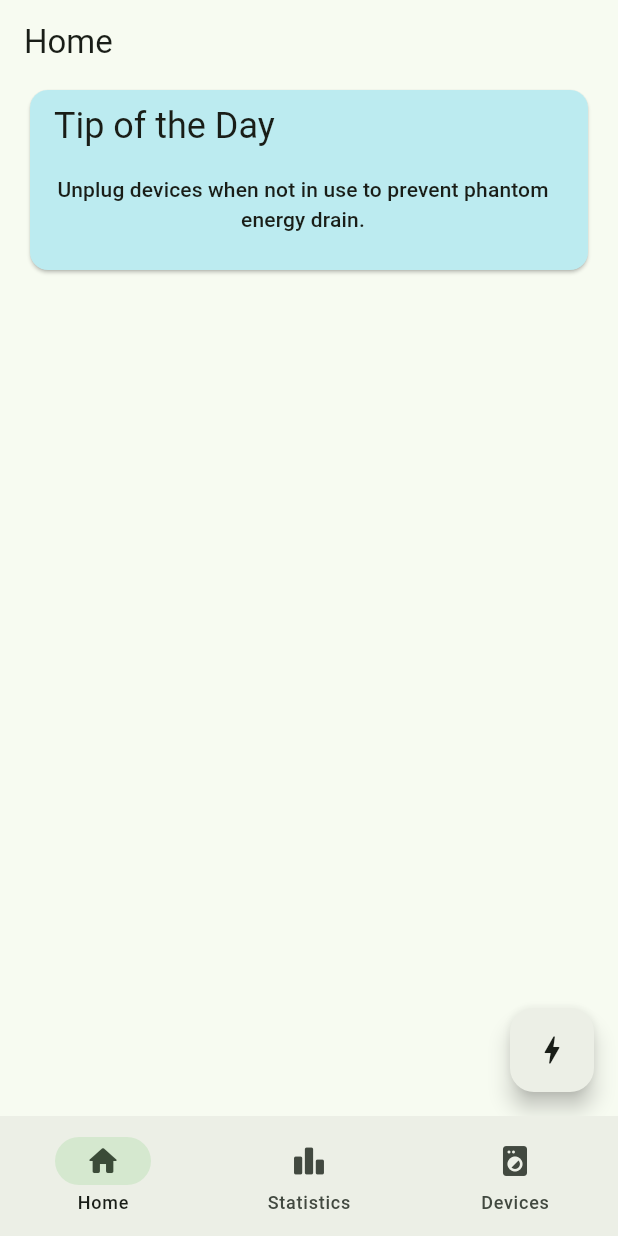
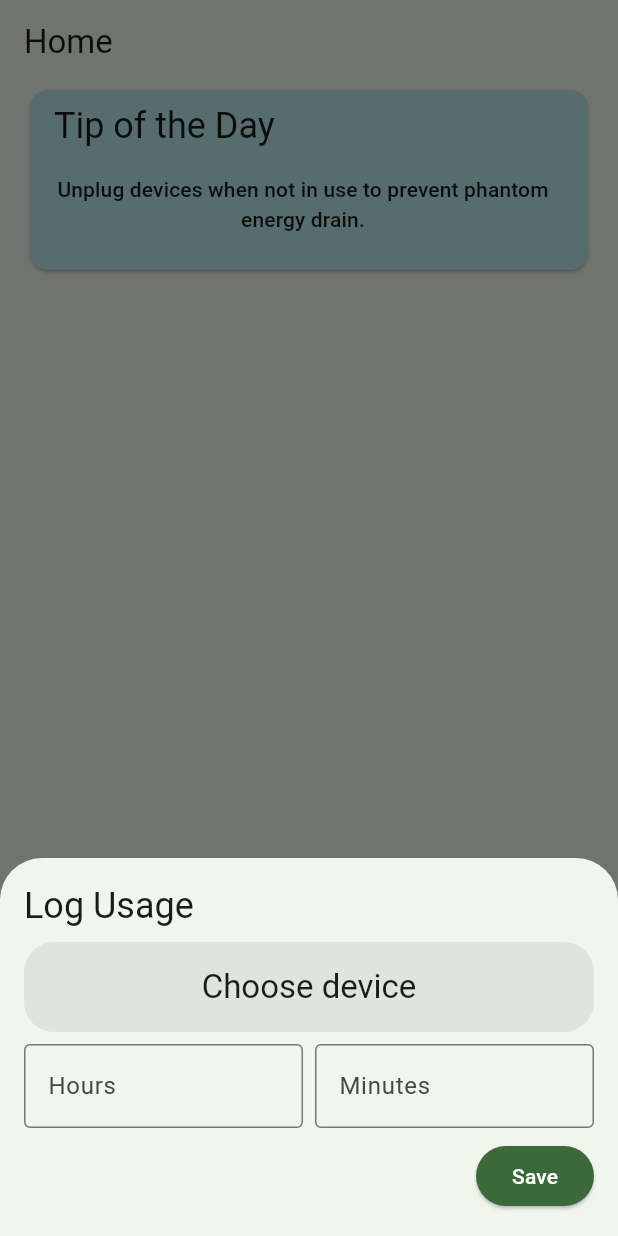
Before and after one commit to pedroafmonteiro/project-esof-leic, a Flutter app: the screen it shows once a user with an empty profile is signed in, after a tap on the "bolt" icon, on a phone screen of 412 x 824 dp. Run offline on Flutter 3.47's test engine with Material 3 defaults, Android fonts, the phone set to English and light mode, and no system bars; our stand-ins replace cached_network_image, firebase_auth, firebase_core, firebase_database, google_sign_in, shared_preferences; accounts and stored records are empty.

Commit message:
implementation of the log usage bottom sheet interface done

```diff
--- a/eco_tracker/lib/views/home/home_view.dart
+++ b/eco_tracker/lib/views/home/home_view.dart
@@ -1,4 +1,5 @@
 import 'package:eco_tracker/views/common/general_page.dart';
+import 'package:eco_tracker/views/common/general_bottom_sheet.dart';
 import 'package:flutter/material.dart';
 import 'package:eco_tracker/services/tips_service.dart';
 
@@ -36,4 +37,98 @@ class HomeView extends GeneralPage {
       },
     );
   }
+  @override
+  void fabFunction(BuildContext context) {
+    final hoursController = TextEditingController();
+    final minutesController = TextEditingController();
+    final formKey = GlobalKey<FormState>();
+
+    showModalBottomSheet(
+      context: context,
+      isScrollControlled: true,
+      builder:
+          (context) => GeneralBottomSheet(
+            child: Form(
+              key: formKey,
+              child: Wrap(
+                runSpacing: 8.0,
+                children: [
+                  Text(
+                    'Log Usage',
+                    style: Theme.of(context).textTheme.headlineSmall,
+                  ),
+                  GestureDetector(
+                    onTap: () {
+                      FocusScope.of(context).unfocus();
+                    },
+                    child: Container(
+                      padding:  EdgeInsets.symmetric(vertical: 16),
+                      alignment: Alignment.center,
+                      decoration: BoxDecoration(color: Theme.of(context).colorScheme.surfaceContainerHighest, borderRadius: BorderRadius.circular(20)),
+                      child: Text('Choose device', style: Theme.of(context).textTheme.titleLarge),
+                    ),
+                  ),
+                  Row(
+                    mainAxisAlignment: MainAxisAlignment.spaceBetween,
+                    children: [
+                      Expanded(
+                        child: TextFormField(
+                          controller: hoursController,
+                          keyboardType: TextInputType.number,
+                          decoration: InputDecoration(
+                            hintText: 'Hours',
+                            border: OutlineInputBorder(),
+                          ),
+                          validator: (value) {
+                            if (value == null || value.isEmpty) {
+                              return 'Field cannot be empty.';
+                            }
+                            return null;
+                          },
+                        ),
+                      ),
+                      SizedBox(width: 8),
+                      Expanded(
+                        child: TextFormField(
+                          controller: minutesController,
+                          keyboardType: TextInputType.number,
+                          decoration: InputDecoration(
+                            hintText: 'Minutes',
+                            border: OutlineInputBorder(),
+                          ),
+                          validator: (value) {
+                            if (value == null || value.isEmpty) {
+                              return 'Field cannot be empty.';
+                            }
+                            return null;
+                          },
+                        ),
+                      ),
+                    ],
+                  ),
+                  Row(
+                    mainAxisAlignment: MainAxisAlignment.end,
+                    children: [
+                      ElevatedButton(
+                        style: ButtonStyle(
+                          backgroundColor: WidgetStateProperty.all(
+                            Theme.of(context).colorScheme.primary,
+                          ),
+                          foregroundColor: WidgetStateProperty.all(
+                            Theme.of(context).colorScheme.onPrimary,
+                          ),
+                        ),
+                        onPressed: () {
+                          null;
+                        },
+                        child: Text('Save'),
+                      ),
+                    ],
+                  ),
+                ],
+              ),
+            ),
+          ),
+    );
+  }
 }
```
